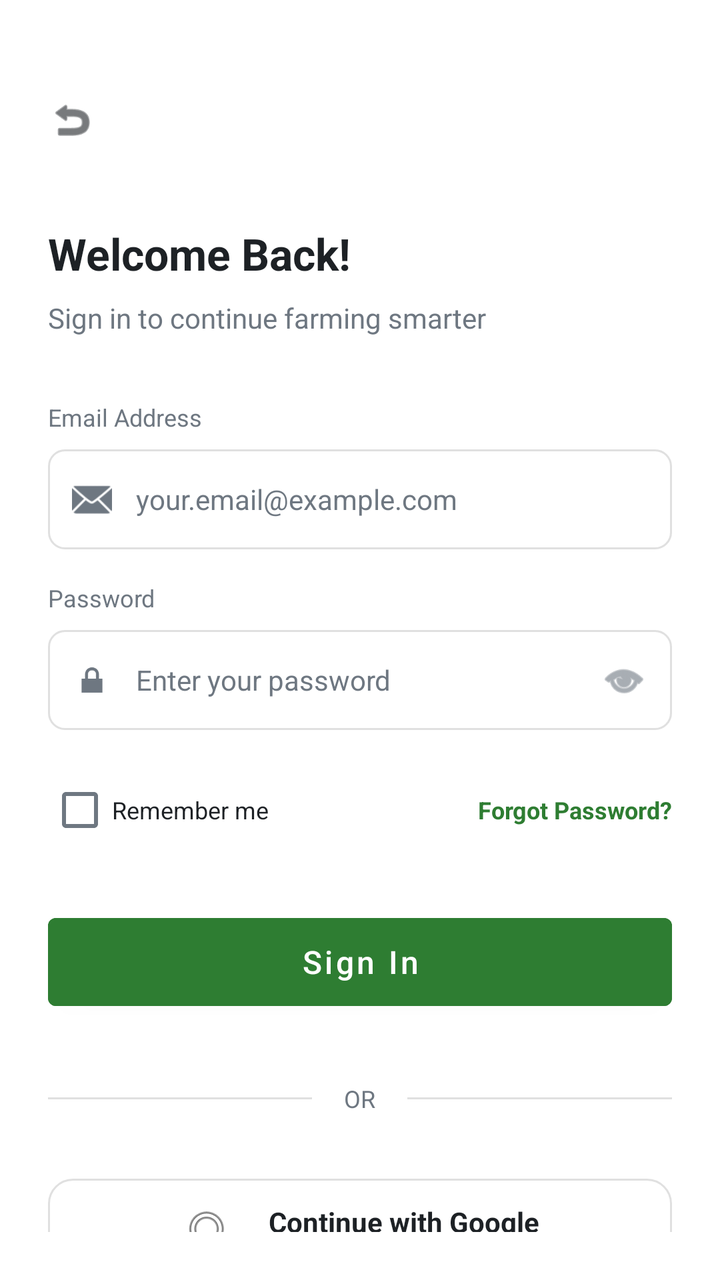
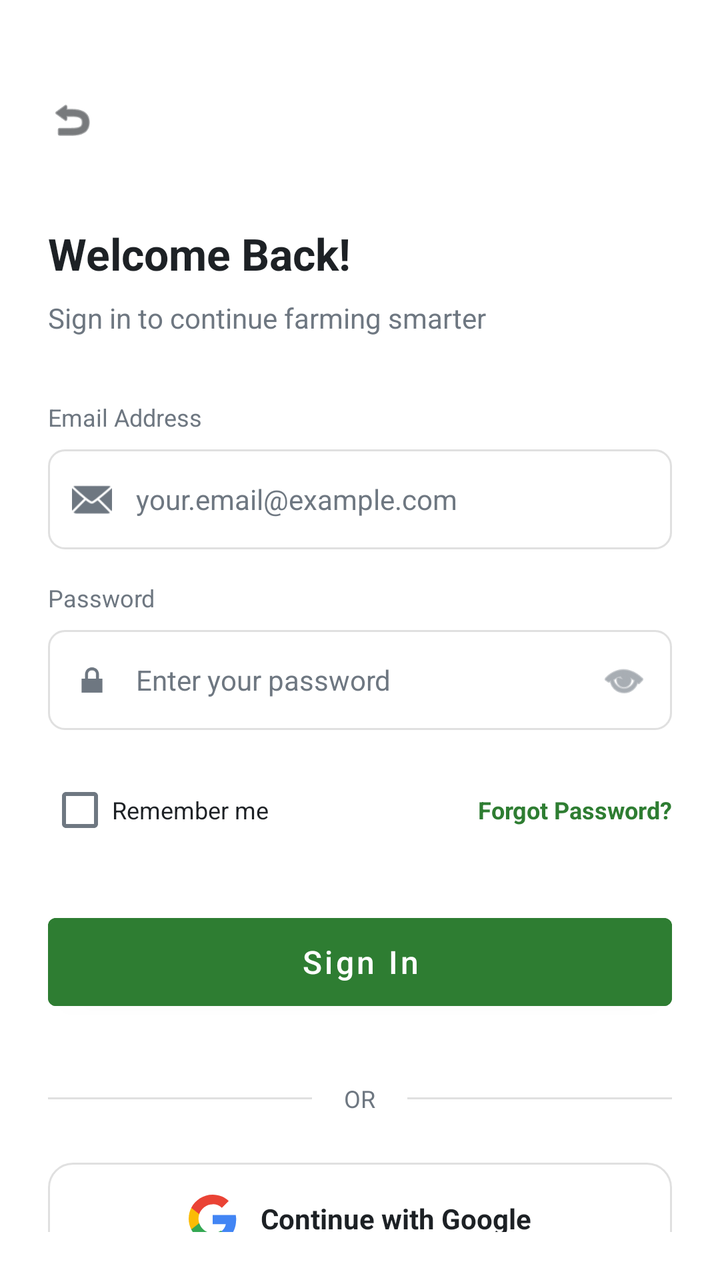

The first picture is an Android layout as it rendered before a commit; the second is the same layout after the commit. The layout source and the unified diff follow.
<!-- AndroidManifest.xml: application theme Theme.AgroAssist -->
<!-- res/layout/activity_email_login.xml -->
<?xml version="1.0" encoding="utf-8"?>
<androidx.constraintlayout.widget.ConstraintLayout 
    xmlns:android="http://schemas.android.com/apk/res/android"
    xmlns:app="http://schemas.android.com/apk/res-auto"
    xmlns:tools="http://schemas.android.com/tools"
    android:layout_width="match_parent"
    android:layout_height="match_parent"
    android:background="@color/white"
    android:padding="24dp"
    tools:context=".EmailLoginActivity">

    <ImageView
        android:id="@+id/backButton"
        android:layout_width="24dp"
        android:layout_height="24dp"
        android:layout_marginTop="24dp"
        android:src="@android:drawable/ic_menu_revert"
        app:layout_constraintStart_toStartOf="parent"
        app:layout_constraintTop_toTopOf="parent"
        app:tint="@color/text_primary" />

    <TextView
        android:id="@+id/titleText"
        android:layout_width="wrap_content"
        android:layout_height="wrap_content"
        android:layout_marginTop="40dp"
        android:text="Welcome Back!"
        android:textColor="@color/text_primary"
        android:textSize="22sp"
        android:textStyle="bold"
        app:layout_constraintStart_toStartOf="parent"
        app:layout_constraintTop_toBottomOf="@id/backButton" />

    <TextView
        android:id="@+id/subtitleText"
        android:layout_width="wrap_content"
        android:layout_height="wrap_content"
        android:layout_marginTop="8dp"
        android:text="Sign in to continue farming smarter"
        android:textColor="@color/text_secondary"
        android:textSize="14sp"
        app:layout_constraintStart_toStartOf="parent"
        app:layout_constraintTop_toBottomOf="@id/titleText" />

    <TextView
        android:id="@+id/emailLabel"
        android:layout_width="wrap_content"
        android:layout_height="wrap_content"
        android:layout_marginTop="32dp"
        android:text="Email Address"
        android:textColor="@color/text_secondary"
        android:textSize="12sp"
        app:layout_constraintStart_toStartOf="parent"
        app:layout_constraintTop_toBottomOf="@id/subtitleText" />

    <LinearLayout
        android:id="@+id/emailContainer"
        android:layout_width="match_parent"
        android:layout_height="50dp"
        android:layout_marginTop="8dp"
        android:background="@drawable/edit_text_bg"
        android:gravity="center_vertical"
        android:orientation="horizontal"
        android:paddingHorizontal="12dp"
        app:layout_constraintTop_toBottomOf="@id/emailLabel">

        <ImageView
            android:layout_width="20dp"
            android:layout_height="20dp"
            android:src="@android:drawable/ic_dialog_email"
            app:tint="@color/text_secondary" />

        <EditText
            android:id="@+id/emailInput"
            android:layout_width="match_parent"
            android:layout_height="match_parent"
            android:layout_marginStart="12dp"
            android:background="@null"
            android:hint="your.email@example.com"
            android:inputType="textEmailAddress"
            android:textColor="@color/text_primary"
            android:textColorHint="@color/text_secondary"
            android:textSize="14sp" />
    </LinearLayout>

    <TextView
        android:id="@+id/passwordLabel"
        android:layout_width="wrap_content"
        android:layout_height="wrap_content"
        android:layout_marginTop="16dp"
        android:text="Password"
        android:textColor="@color/text_secondary"
        android:textSize="12sp"
        app:layout_constraintStart_toStartOf="parent"
        app:layout_constraintTop_toBottomOf="@id/emailContainer" />

    <LinearLayout
        android:id="@+id/passwordContainer"
        android:layout_width="match_parent"
        android:layout_height="50dp"
        android:layout_marginTop="8dp"
        android:background="@drawable/edit_text_bg"
        android:gravity="center_vertical"
        android:orientation="horizontal"
        android:paddingHorizontal="12dp"
        app:layout_constraintTop_toBottomOf="@id/passwordLabel">

        <ImageView
            android:layout_width="20dp"
            android:layout_height="20dp"
            android:src="@android:drawable/ic_lock_lock"
            app:tint="@color/text_secondary" />

        <EditText
            android:id="@+id/passwordInput"
            android:layout_width="0dp"
            android:layout_weight="1"
            android:layout_height="match_parent"
            android:layout_marginStart="12dp"
            android:background="@null"
            android:hint="Enter your password"
            android:inputType="textPassword"
            android:textColor="@color/text_primary"
            android:textColorHint="@color/text_secondary"
            android:textSize="14sp" />

        <ImageView
            android:id="@+id/togglePasswordVisibility"
            android:layout_width="24dp"
            android:layout_height="24dp"
            android:src="@android:drawable/ic_menu_view"
            app:tint="@color/text_secondary" />
    </LinearLayout>

    <LinearLayout
        android:id="@+id/optionsContainer"
        android:layout_width="match_parent"
        android:layout_height="wrap_content"
        android:layout_marginTop="16dp"
        android:gravity="center_vertical"
        android:orientation="horizontal"
        app:layout_constraintTop_toBottomOf="@id/passwordContainer">

        <CheckBox
            android:id="@+id/rememberMeCheck"
            android:layout_width="wrap_content"
            android:layout_height="wrap_content"
            android:buttonTint="@color/text_secondary"
            android:text="Remember me"
            android:textColor="@color/text_primary"
            android:textSize="12sp" />

        <View
            android:layout_width="0dp"
            android:layout_height="0dp"
            android:layout_weight="1" />

        <TextView
            android:id="@+id/forgotPasswordText"
            android:layout_width="wrap_content"
            android:layout_height="wrap_content"
            android:text="Forgot Password?"
            android:textColor="@color/primary_green"
            android:textSize="12sp"
            android:textStyle="bold" />
    </LinearLayout>

    <Button
        android:id="@+id/signInButton"
        android:layout_width="match_parent"
        android:layout_height="56dp"
        android:layout_marginTop="24dp"
        android:backgroundTint="@color/primary_green" 
        android:text="Sign In"
        android:textAllCaps="false"
        android:textColor="@color/white"
        android:textSize="16sp"
        app:layout_constraintTop_toBottomOf="@id/optionsContainer" />

    <LinearLayout
        android:id="@+id/orContainer"
        android:layout_width="match_parent"
        android:layout_height="wrap_content"
        android:layout_marginTop="32dp"
        android:gravity="center"
        android:orientation="horizontal"
        app:layout_constraintTop_toBottomOf="@id/signInButton">

        <View
            android:layout_width="0dp"
            android:layout_height="1dp"
            android:layout_weight="1"
            android:background="#E0E0E0" />

        <TextView
            android:layout_width="wrap_content"
            android:layout_height="wrap_content"
            android:layout_marginHorizontal="16dp"
            android:text="OR"
            android:textColor="@color/text_secondary"
            android:textSize="12sp" />

        <View
            android:layout_width="0dp"
            android:layout_height="1dp"
            android:layout_weight="1"
            android:background="#E0E0E0" />
    </LinearLayout>

    <FrameLayout
        android:id="@+id/googleButtonContainer"
        android:layout_width="match_parent"
        android:layout_height="56dp"
        android:layout_marginTop="32dp"
        android:background="@drawable/button_outline_bg"
        app:layout_constraintTop_toBottomOf="@id/orContainer">
        
        <TextView
            android:layout_width="wrap_content"
            android:layout_height="wrap_content"
            android:layout_gravity="center"
            android:drawablePadding="12dp"
            android:text="Continue with Google"
            android:textColor="@color/text_primary"
            android:textSize="14sp"
            android:textStyle="bold"
            app:drawableLeftCompat="@android:drawable/ic_menu_search" />
    </FrameLayout>

    <LinearLayout
        android:layout_width="wrap_content"
        android:layout_height="wrap_content"
        android:layout_marginTop="32dp"
        android:orientation="horizontal"
        app:layout_constraintEnd_toEndOf="parent"
        app:layout_constraintStart_toStartOf="parent"
        app:layout_constraintTop_toBottomOf="@id/googleButtonContainer">

        <TextView
            android:layout_width="wrap_content"
            android:layout_height="wrap_content"
            android:text="Don't have an account? "
            android:textColor="@color/text_secondary"
            android:textSize="14sp" />

        <TextView
            android:id="@+id/signUpText"
            android:layout_width="wrap_content"
            android:layout_height="wrap_content"
            android:text="Sign up with mobile"
            android:textColor="@color/primary_green"
            android:textSize="14sp"
            android:textStyle="bold" />
    </LinearLayout>

</androidx.constraintlayout.widget.ConstraintLayout>
<!-- resources referenced by this layout -->
<resources>
  <color name="primary_green">#2E7D32</color>
  <color name="text_primary">#1D2125</color>
  <color name="text_secondary">#6E7781</color>
  <color name="white">#FFFFFF</color>
  <!-- drawable button_outline_bg (drawable) -->
  <?xml version="1.0" encoding="utf-8"?>
  <shape xmlns:android="http://schemas.android.com/apk/res/android" android:shape="rectangle">
      <stroke android:width="1dp" android:color="#E0E0E0"/>
      <solid android:color="#FFFFFF"/>
      <corners android:radius="12dp"/>
  </shape>
  <!-- drawable edit_text_bg (drawable) -->
  <?xml version="1.0" encoding="utf-8"?>
  <shape xmlns:android="http://schemas.android.com/apk/res/android" android:shape="rectangle">
      <stroke android:width="1dp" android:color="#E0E0E0"/>
      <solid android:color="#FFFFFF"/>
      <corners android:radius="8dp"/>
  </shape>
  <style name="Theme.AgroAssist" parent="Theme.MaterialComponents.DayNight.NoActionBar">
          <item name="colorPrimary">@color/primary_green</item>
          <item name="colorPrimaryVariant">@color/white</item>
          <item name="colorOnPrimary">@color/white</item>
          <item name="android:statusBarColor">@color/white</item>
          <item name="android:windowLightStatusBar">true</item>
      </style>
</resources>

<!-- the commit's change to res/layout/activity_email_login.xml (unified diff, before → after) -->
@@ -211,20 +211,31 @@
         android:id="@+id/googleButtonContainer"
         android:layout_width="match_parent"
         android:layout_height="56dp"
-        android:layout_marginTop="32dp"
+        android:layout_marginTop="24dp"
         android:background="@drawable/button_outline_bg"
         app:layout_constraintTop_toBottomOf="@id/orContainer">
         
-        <TextView
+        <LinearLayout
             android:layout_width="wrap_content"
             android:layout_height="wrap_content"
             android:layout_gravity="center"
-            android:drawablePadding="12dp"
-            android:text="Continue with Google"
-            android:textColor="@color/text_primary"
-            android:textSize="14sp"
-            android:textStyle="bold"
-            app:drawableLeftCompat="@android:drawable/ic_menu_search" />
+            android:gravity="center_vertical"
+            android:orientation="horizontal">
+
+            <ImageView
+                android:layout_width="24dp"
+                android:layout_height="24dp"
+                android:src="@drawable/ic_google" />
+
+            <TextView
+                android:layout_width="wrap_content"
+                android:layout_height="wrap_content"
+                android:layout_marginStart="12dp"
+                android:text="Continue with Google"
+                android:textColor="@color/text_primary"
+                android:textSize="14sp"
+                android:textStyle="bold" />
+        </LinearLayout>
     </FrameLayout>
 
     <LinearLayout
<!-- resource entries referenced after the edit -->
@@ -18,6 +18,25 @@
       <solid android:color="#FFFFFF"/>
       <corners android:radius="8dp"/>
   </shape>
+  <!-- drawable ic_google (drawable) -->
+  <vector xmlns:android="http://schemas.android.com/apk/res/android"
+      android:width="24dp"
+      android:height="24dp"
+      android:viewportWidth="24"
+      android:viewportHeight="24">
+    <path
+        android:fillColor="#4285F4"
+        android:pathData="M23.745,12.27c0,-0.7,-0.06,-1.4,-0.19,-2.07H12v4.51h6.6c-0.29,1.52,-1.14,2.82,-2.4,3.68v3.05h3.88c2.27,-2.09,3.665,-5.17,3.665,-9.17z"/>
+    <path
+        android:fillColor="#34A853"
+        android:pathData="M12,24c3.24,0,5.95,-1.08,7.93,-2.91l-3.88,-3.05c-1.08,0.72,-2.45,1.16,-4.05,1.16,-3.12,0,-5.77,-2.11,-6.72,-4.96H1.29v3.15C3.26,21.3,7.31,24,12,24z"/>
+    <path
+        android:fillColor="#FBBC05"
+        android:pathData="M5.28,14.24c-0.25,-0.72,-0.38,-1.49,-0.38,-2.24s0.13,-1.52,0.38,-2.24V6.61H1.29C0.47,8.24,0,10.06,0,12s0.47,3.76,1.29,5.39l3.99,-3.15z"/>
+    <path
+        android:fillColor="#EA4335"
+        android:pathData="M12,4.75c1.77,0,3.35,0.61,4.6,1.8l3.42,-3.42C17.95,1.19,15.24,0,12,0,7.31,0,3.26,2.7,1.29,6.61l3.99,3.15c0.95,-2.85,3.6,-4.96,6.72,-4.96z"/>
+  </vector>
   <style name="Theme.AgroAssist" parent="Theme.MaterialComponents.DayNight.NoActionBar">
           <item name="colorPrimary">@color/primary_green</item>
           <item name="colorPrimaryVariant">@color/white</item>
